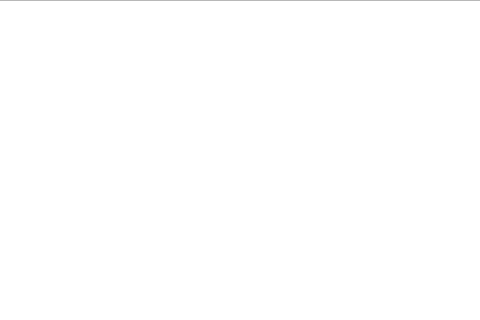
This is mainwindow.ui in RepositorioLuisMendoza/pacmann_info as Qt 5 draws it before an edit; both pictures show x 219 to 699 and y 0 to 320 of the 699 by 600 pixel window. The edited form follows.
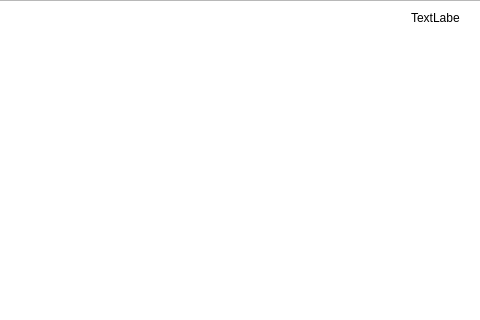
This is the edited form.

```diff
--- a/mainwindow.ui
+++ b/mainwindow.ui
@@ -24,6 +24,19 @@
      </rect>
     </property>
    </widget>
+   <widget class="QLabel" name="label">
+    <property name="geometry">
+     <rect>
+      <x>630</x>
+      <y>10</y>
+      <width>49</width>
+      <height>16</height>
+     </rect>
+    </property>
+    <property name="text">
+     <string>TextLabel</string>
+    </property>
+   </widget>
   </widget>
   <widget class="QMenuBar" name="menubar">
    <property name="geometry">
```
